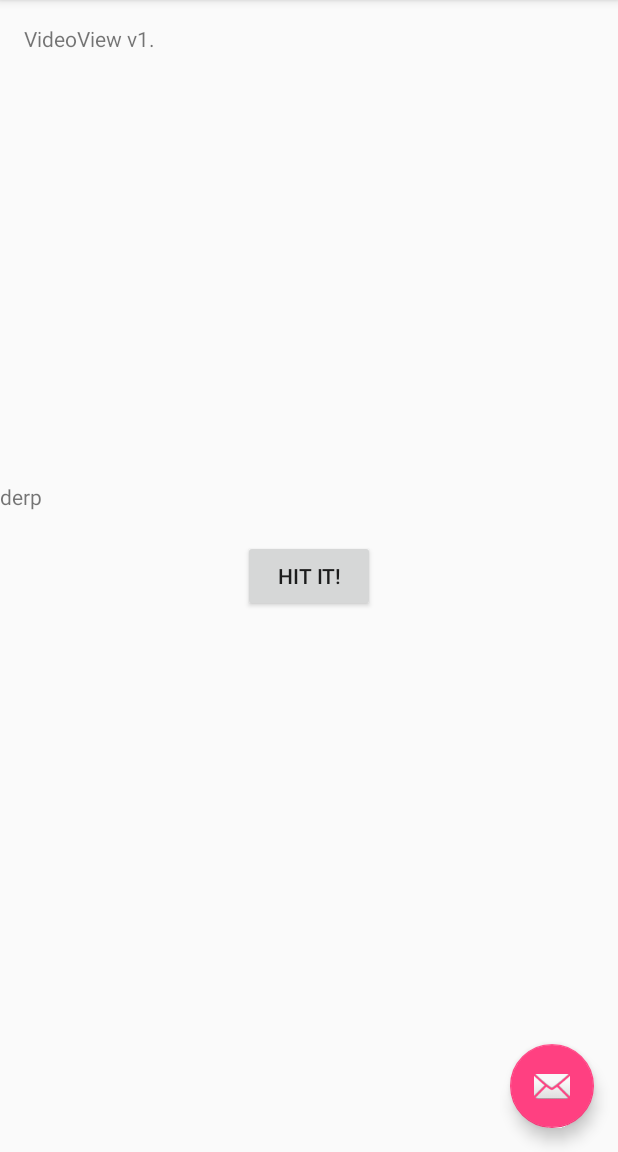
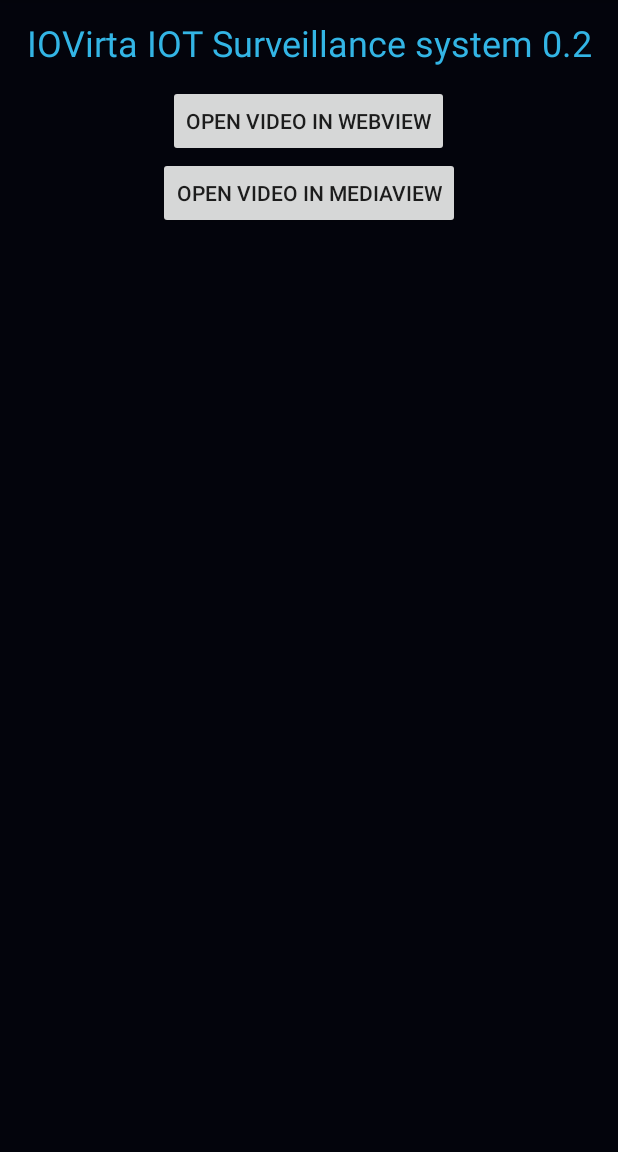
Before and after one commit to IOvirta/iot_seminaari_standi_2017, an Android app: the screen it shows after launch (MainActivity), on a phone screen of 412 x 824 dp, the part 84-1236 px from its top. Run offline under Robolectric (Android 15) with nearby library versions, the phone set to English and light mode, and no system bars.

Commit message:
Ulkoasu muokattu ja toimii. gg

```diff
--- a/app/src/main/AndroidManifest.xml
+++ b/app/src/main/AndroidManifest.xml
@@ -57,7 +57,8 @@
         </service>
         <!-- [END firebase_iid_service] -->
 
-        <activity android:name=".VideShow"></activity>
+        <activity android:name=".VideShow" />
+        <activity android:name=".mediaView"></activity>
     </application>
 
 </manifest>
--- a/app/src/main/java/com/iovirta/iot_kamera_sovellus/MainActivity.java
+++ b/app/src/main/java/com/iovirta/iot_kamera_sovellus/MainActivity.java
@@ -14,8 +14,6 @@ import android.view.MenuItem;
 import android.widget.EditText;
 import android.widget.TextView;
 
-import com.google.firebase.iid.FirebaseInstanceIdService;
-
 
 public class MainActivity extends AppCompatActivity {
 
@@ -30,36 +28,35 @@ public class MainActivity extends AppCompatActivity {
         Toolbar toolbar = (Toolbar) findViewById(R.id.toolbar);
         setSupportActionBar(toolbar);
 
-        FloatingActionButton fab = (FloatingActionButton) findViewById(R.id.fab);
-        fab.setOnClickListener(new View.OnClickListener() {
-            @Override
-            public void onClick(View view) {
-                Snackbar.make(view, "Replace with your own action", Snackbar.LENGTH_LONG)
-                        .setAction("Action", null).show();
-            }
-        });
 
-        SetText("derp");
-        Log.i("derp",  "daaa___");
+        Intent intent = getIntent();
+        //String message = intent.getStringExtra(MainActivity.EXTRA_MESSAGE);
+        //EditText tokeniField = (EditText) findViewById(R.id.tokeni);
+        //TextView textView = new TextView(this);
+        //tokeniField.setTextSize(40);
+        //tokeniField.setText(message);
+
 
     }
 
     /** Called when the user clicks the Send button */
     public void sendMessage(View view) {
         Intent intent = new Intent(this, VideShow.class);
-        TextView editText = (TextView) findViewById(R.id.teksti);
-        String message = editText.getText().toString();
-        intent.putExtra(EXTRA_MESSAGE, message);
+        //TextView editText = (TextView) findViewById(R.id.teksti);
+        //String message = editText.getText().toString();
+        //intent.putExtra(EXTRA_MESSAGE, message);
+        startActivity(intent);
+
+    }
+    /** Called when the user clicks the Send button */
+    public void openMediaView(View view) {
+        Intent intent = new Intent(this, mediaView.class);
         startActivity(intent);
 
     }
 
 
 
-    public void SetText(String st){
-        TextView view = (TextView)findViewById(R.id.teksti);
-        view.setText(st);
-    }
 
     @Override
     public boolean onCreateOptionsMenu(Menu menu) {
--- a/app/src/main/res/layout/activity_main.xml
+++ b/app/src/main/res/layout/activity_main.xml
@@ -5,12 +5,18 @@
     android:layout_width="match_parent"
     android:layout_height="match_parent"
     android:fitsSystemWindows="true"
-    tools:context="com.iovirta.iot_kamera_sovellus.MainActivity">
+    tools:context="com.iovirta.iot_kamera_sovellus.MainActivity"
+    android:background="@color/Make_it_blackey">
+
+    <LinearLayout
+        android:orientation="vertical"
+        android:layout_width="match_parent"
+        android:layout_height="match_parent">
 
         <android.support.design.widget.AppBarLayout
             android:layout_width="match_parent"
-        android:layout_height="wrap_content"
-        android:theme="@style/AppTheme.AppBarOverlay">
+            android:theme="@style/AppTheme.AppBarOverlay"
+            android:layout_height="wrap_content">
 
             <android.support.v7.widget.Toolbar
                 android:id="@+id/toolbar"
@@ -21,36 +27,48 @@
 
         </android.support.design.widget.AppBarLayout>
 
-    <include layout="@layout/content_main"
-        android:id="@+id/include" />
-
-    <android.support.design.widget.FloatingActionButton
-        android:id="@+id/fab"
-        android:layout_width="wrap_content"
-        android:layout_height="wrap_content"
-        android:layout_gravity="bottom|end"
-        android:layout_margin="@dimen/fab_margin"
-        app:srcCompat="@android:drawable/ic_dialog_email" />
+        <LinearLayout
+            android:orientation="vertical"
+            android:layout_width="match_parent"
+            android:layout_height="wrap_content">
 
             <TextView
-        android:text="TextView"
-        android:layout_width="120dp"
-        android:layout_height="125dp"
-        android:id="@+id/teksti"
-        tools:text="fdgsfsfsdf"
-        app:layout_anchor="@+id/include"
-        app:layout_anchorGravity="center_vertical|left"
-        android:layout_gravity="center_vertical|right" />
+                android:text="@string/mainactivity_headertext"
+                android:layout_width="match_parent"
+                android:layout_height="wrap_content"
+                android:id="@+id/textView"
+                tools:text="@string/mainactivity_headertext"
+                android:typeface="normal"
+                android:paddingTop="12dp"
+                android:paddingBottom="12dp"
+                android:textSize="24sp"
+                tools:textColor="?android:attr/textColorSearchUrl"
+                android:textColor="@android:color/holo_blue_light"
+                android:textAlignment="center" />
 
             <Button
                 android:layout_width="wrap_content"
                 android:layout_height="wrap_content"
                 android:text="@string/button_send"
-        android:onClick="sendMessage"
+                android:onClick="sendMessage (MainActivity)"
                 app:layout_anchor="@+id/include"
                 android:id="@+id/button2"
                 app:layout_anchorGravity="center_vertical|center_horizontal"
                 android:layout_gravity="center_vertical|center_horizontal" />
 
+            <Button
+                android:layout_width="wrap_content"
+                android:layout_height="wrap_content"
+                android:text="@string/button_launch_mediView"
+                android:onClick="openMediaView"
+                android:id="@+id/media_button"
+                android:layout_gravity="center_vertical|center_horizontal"
+                android:layout_weight="1" />
+
+
+        </LinearLayout>
+
+    </LinearLayout>
+
 
 </android.support.design.widget.CoordinatorLayout>
--- a/app/src/main/res/layout/content_main.xml
+++ /dev/null
@@ -1,20 +0,0 @@
-<?xml version="1.0" encoding="utf-8"?>
-<RelativeLayout xmlns:android="http://schemas.android.com/apk/res/android"
-    xmlns:app="http://schemas.android.com/apk/res-auto"
-    xmlns:tools="http://schemas.android.com/tools"
-    android:id="@+id/content_main"
-    android:layout_width="match_parent"
-    android:layout_height="match_parent"
-    android:paddingBottom="@dimen/activity_vertical_margin"
-    android:paddingLeft="@dimen/activity_horizontal_margin"
-    android:paddingRight="@dimen/activity_horizontal_margin"
-    android:paddingTop="@dimen/activity_vertical_margin"
-    app:layout_behavior="@string/appbar_scrolling_view_behavior"
-    tools:context="com.iovirta.iot_kamera_sovellus.MainActivity"
-    tools:showIn="@layout/activity_main">
-
-    <TextView
-        android:layout_width="wrap_content"
-        android:layout_height="wrap_content"
-        android:text="VideoView v1." />
-</RelativeLayout>
--- a/app/src/main/res/values/colors.xml
+++ b/app/src/main/res/values/colors.xml
@@ -3,4 +3,5 @@
     <color name="colorPrimary">#3F51B5</color>
     <color name="colorPrimaryDark">#303F9F</color>
     <color name="colorAccent">#FF4081</color>
+    <color name="Make_it_blackey">#03040c</color>
 </resources>
--- a/app/src/main/res/values/strings.xml
+++ b/app/src/main/res/values/strings.xml
@@ -1,5 +1,9 @@
 <resources>
     <string name="app_name">iot_kamera_sovellus</string>
     <string name="action_settings">Settings</string>
-    <string name="button_send">HIT IT!</string>
+    <string name="button_send">Open Video in webview</string>
+    <string name="button_launch_mediView">Open Video in Mediaview</string>
+    <string name="mainactivity_headertext">IOVirta IOT Surveillance system 0.2</string>
+    <string name="mediview_header">Surveillance mode</string>
+    @string/button_launch_mediView
 </resources>
```
Also changed, not shown: app/src/main/java/com/iovirta/iot_kamera_sovellus/MyFirebaseInstanceIDService.java (+27 -6 lines), app/src/main/java/com/iovirta/iot_kamera_sovellus/MyFirebaseMessagingService.java (+3 -8 lines), app/src/main/java/com/iovirta/iot_kamera_sovellus/mediaView.java (added, +37 -0 lines), app/src/main/res/layout/activity_media_view.xml (added, +33 -0 lines). Lines whose indentation alone changed are shown as unchanged.
